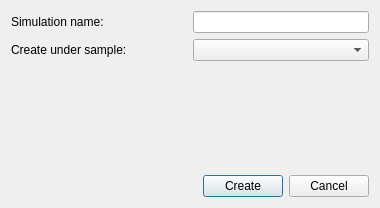
JYU-IBA/potku, file ui_files/ui_new_simulation.ui: the form before one commit.
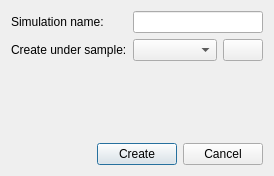
The form after the commit. Icons and pictures are not drawn.

Commit message:
User can create new sample when creating a simulation
In New Simulation dialog, user can create a new sample and create the
simulation under it. Measurement WIP.

```diff
--- a/ui_files/ui_new_simulation.ui
+++ b/ui_files/ui_new_simulation.ui
@@ -6,8 +6,8 @@
    <rect>
     <x>0</x>
     <y>0</y>
-    <width>380</width>
-    <height>208</height>
+    <width>274</width>
+    <height>176</height>
    </rect>
   </property>
   <property name="windowTitle">
@@ -59,54 +59,56 @@
     </layout>
    </item>
    <item row="0" column="0">
-    <layout class="QVBoxLayout" name="verticalLayout">
-     <item>
-      <layout class="QHBoxLayout" name="horizontalLayout_2">
-       <item>
-        <widget class="QLabel" name="simulationNameLabel">
-         <property name="text">
-          <string>Simulation name:</string>
-         </property>
-        </widget>
-       </item>
-       <item>
-        <widget class="QLineEdit" name="simulationNameLineEdit">
-         <property name="sizePolicy">
-          <sizepolicy hsizetype="Preferred" vsizetype="Fixed">
-           <horstretch>0</horstretch>
-           <verstretch>0</verstretch>
-          </sizepolicy>
-         </property>
-         <property name="minimumSize">
-          <size>
-           <width>0</width>
-           <height>0</height>
-          </size>
-         </property>
-         <property name="maximumSize">
-          <size>
-           <width>16777215</width>
-           <height>16777215</height>
-          </size>
-         </property>
-         <property name="toolTip">
-          <string>Name of the request.</string>
-         </property>
-        </widget>
-       </item>
-      </layout>
+    <layout class="QFormLayout" name="formLayout">
+     <item row="1" column="0">
+      <widget class="QLabel" name="simulationNameLabel">
+       <property name="text">
+        <string>Simulation name:</string>
+       </property>
+      </widget>
      </item>
-     <item>
+     <item row="3" column="0">
+      <widget class="QLabel" name="SampleLabel">
+       <property name="text">
+        <string>Create under sample:</string>
+       </property>
+      </widget>
+     </item>
+     <item row="1" column="1">
+      <widget class="QLineEdit" name="simulationNameLineEdit">
+       <property name="sizePolicy">
+        <sizepolicy hsizetype="Expanding" vsizetype="Fixed">
+         <horstretch>0</horstretch>
+         <verstretch>0</verstretch>
+        </sizepolicy>
+       </property>
+       <property name="minimumSize">
+        <size>
+         <width>0</width>
+         <height>0</height>
+        </size>
+       </property>
+       <property name="maximumSize">
+        <size>
+         <width>16777215</width>
+         <height>16777215</height>
+        </size>
+       </property>
+       <property name="toolTip">
+        <string/>
+       </property>
+      </widget>
+     </item>
+     <item row="3" column="1">
       <layout class="QHBoxLayout" name="horizontalLayout_3">
-       <item>
-        <widget class="QLabel" name="SampleLabel">
-         <property name="text">
-          <string>Create under sample:</string>
-         </property>
-        </widget>
-       </item>
        <item>
         <widget class="QComboBox" name="samplesComboBox">
+         <property name="sizePolicy">
+          <sizepolicy hsizetype="Expanding" vsizetype="Fixed">
+           <horstretch>0</horstretch>
+           <verstretch>0</verstretch>
+          </sizepolicy>
+         </property>
          <property name="minimumSize">
           <size>
            <width>0</width>
@@ -118,6 +120,29 @@
            <width>16777215</width>
            <height>16777215</height>
           </size>
+         </property>
+         <property name="sizeAdjustPolicy">
+          <enum>QComboBox::AdjustToMinimumContentsLength</enum>
+         </property>
+        </widget>
+       </item>
+       <item>
+        <widget class="QPushButton" name="addSampleButton">
+         <property name="sizePolicy">
+          <sizepolicy hsizetype="Fixed" vsizetype="Fixed">
+           <horstretch>0</horstretch>
+           <verstretch>0</verstretch>
+          </sizepolicy>
+         </property>
+         <property name="toolTip">
+          <string>Add new sample</string>
+         </property>
+         <property name="text">
+          <string/>
+         </property>
+         <property name="icon">
+          <iconset>
+           <normaloff>../ui_icons/potku/add.png</normaloff>../ui_icons/potku/add.png</iconset>
          </property>
         </widget>
        </item>
```
Left out of the diff: 27 changed lines with no effect on the pictures. The commit also changes 8 other files.
